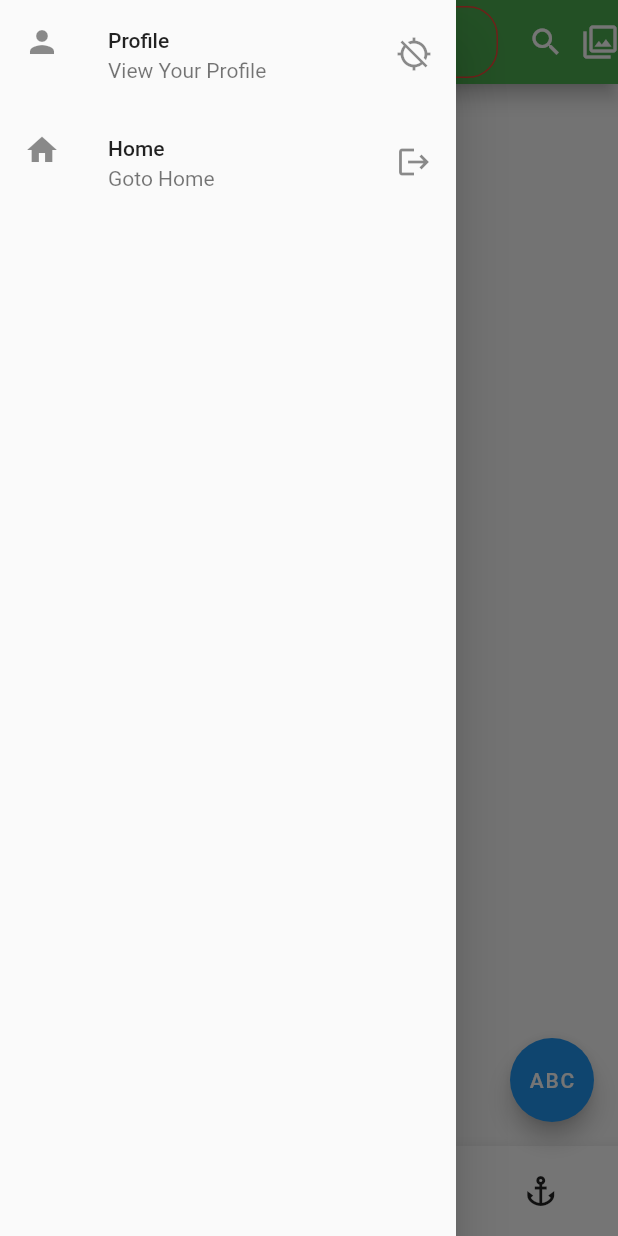
After one commit to arjunQ21/flutter-bootcamp, a Flutter app: the Page1 screen opened directly, after a tap on the "account balance" icon, on a phone screen of 412 x 824 dp. The commit adds this screen. Run offline on Flutter 3.47's test engine with Material 2 defaults, Android fonts, the phone set to English and light mode, and no system bars; network calls fail.

Commit message:
Day 4 End

```diff
--- a/day_03/lib/homework_day3.dart
+++ /dev/null
@@ -1,141 +0,0 @@
-import 'package:day03/homework_2.dart';
-import 'package:flutter/material.dart';
-
-void main() {
-  runApp(const CustomCard());
-}
-
-class CustomCard extends StatelessWidget {
-  const CustomCard({super.key});
-
-  @override
-  Widget build(BuildContext context) {
-    return MaterialApp(
-      home: HomeWork2(),
-      // home: Scaffold(
-      //   body: SafeArea(
-      //     child: Container(
-      //       margin: const EdgeInsets.symmetric(
-      //         horizontal: 24,
-      //       ),
-      //       decoration: BoxDecoration(
-      //         color: const Color(0xffF7F2F9),
-      //         borderRadius: BorderRadius.circular(24),
-      //       ),
-      //       child: Column(
-      //         mainAxisSize: MainAxisSize.min,
-      //         children: [
-      //           Container(
-      //             padding: const EdgeInsets.symmetric(
-      //               horizontal: 24,
-      //               vertical: 16,
-      //             ),
-      //             child: Row(
-      //               mainAxisAlignment: MainAxisAlignment.spaceBetween,
-      //               children: [
-      //                 Column(
-      //                   crossAxisAlignment: CrossAxisAlignment.start,
-      //                   children: const [
-      //                     Text(
-      //                       "Heading",
-      //                       style: TextStyle(
-      //                         fontWeight: FontWeight.bold,
-      //                         fontSize: 20,
-      //                       ),
-      //                     ),
-      //                     Text("Subhead"),
-      //                   ],
-      //                 ),
-      //                 Icon(Icons.more_vert),
-      //               ],
-      //             ),
-      //           ),
-      //           Image.asset('assets/scene.jpeg'),
-      //           Container(
-      //             padding: const EdgeInsets.symmetric(
-      //               horizontal: 24,
-      //               vertical: 16,
-      //             ),
-      //             child: Column(
-      //               crossAxisAlignment: CrossAxisAlignment.start,
-      //               children: [
-      //                 const Text(
-      //                   "Heading",
-      //                   style: TextStyle(
-      //                     fontWeight: FontWeight.bold,
-      //                     fontSize: 18,
-      //                   ),
-      //                 ),
-      //                 const SizedBox(
-      //                   height: 8,
-      //                 ),
-      //                 const Text(
-      //                   "Subhead",
-      //                   style: TextStyle(
-      //                     fontSize: 16,
-      //                   ),
-      //                 ),
-      //                 const SizedBox(
-      //                   height: 16,
-      //                 ),
-      //                 const Text(
-      //                   "lorem ipsum sdaf saf saf asf asd fasd fas lorem ipsum sdaf saf saf asf asd fasd fas lor",
-      //                 ),
-      //                 const SizedBox(
-      //                   height: 16,
-      //                 ),
-      //                 Row(
-      //                   mainAxisAlignment: MainAxisAlignment.end,
-      //                   children: [
-      //                     OutlinedButton(
-      //                       onPressed: () {},
-      //                       style: ButtonStyle(
-      //                         shape: MaterialStateProperty.all(
-      //                           RoundedRectangleBorder(
-      //                             borderRadius: BorderRadius.circular(16),
-      //                           ),
-      //                         ),
-      //                         side: MaterialStateProperty.all(
-      //                           const BorderSide(
-      //                             color: Colors.grey,
-      //                           ),
-      //                         ),
-      //                         foregroundColor: MaterialStateProperty.all(
-      //                           const Color(0xff6750A4),
-      //                         ),
-      //                       ),
-      //                       child: const Text("Enabled "),
-      //                     ),
-      //                     const SizedBox(
-      //                       width: 16,
-      //                     ),
-      //                     ElevatedButton(
-      //                       onPressed: () {},
-      //                       child: Text("Enabled"),
-      //                       style: ButtonStyle(
-      //                         shape: MaterialStateProperty.all(
-      //                           RoundedRectangleBorder(
-      //                             borderRadius: BorderRadius.circular(16),
-      //                           ),
-      //                         ),
-      //                         backgroundColor: MaterialStateProperty.all(
-      //                           const Color(0xff6750A4),
-      //                         ),
-      //                         foregroundColor: MaterialStateProperty.all(
-      //                           Colors.white,
-      //                         ),
-      //                       ),
-      //                     ),
-      //                   ],
-      //                 )
-      //               ],
-      //             ),
-      //           )
-      //         ],
-      //       ),
-      //     ),
-      //   ),
-      // ),
-    );
-  }
-}
--- a/day_03/lib/homework_2.dart
+++ b/day_03/lib/settings.dart
@@ -2,11 +2,11 @@
 
 import 'package:flutter/material.dart';
 
-class HomeWork2 extends StatelessWidget {
+class SettingsPage extends StatelessWidget {
   EdgeInsets bodyPadding = EdgeInsets.symmetric(horizontal: 8);
   SizedBox heightBox = SizedBox(height: 8);
 
-  HomeWork2({super.key});
+  SettingsPage({super.key});
   @override
   Widget build(BuildContext context) {
     return Scaffold(
--- /dev/null
+++ b/day_04/lib/main.dart
@@ -0,0 +1,18 @@
+import 'package:day_04/page1.dart';
+import 'package:day_04/page2.dart';
+import 'package:flutter/material.dart';
+
+void main() {
+  runApp(Day4());
+}
+
+class Day4 extends StatelessWidget {
+  const Day4({super.key});
+
+  @override
+  Widget build(BuildContext context) {
+    return MaterialApp(
+      home: Page1(),
+    );
+  }
+}
--- /dev/null
+++ b/day_04/lib/page1.dart
@@ -0,0 +1,143 @@
+import 'package:day_04/page2.dart';
+import 'package:flutter/material.dart';
+import 'package:flutter/src/widgets/container.dart';
+import 'package:flutter/src/widgets/framework.dart';
+
+final border = OutlineInputBorder(
+  borderRadius: BorderRadius.circular(20),
+  borderSide: BorderSide(
+    color: Colors.red,
+  ),
+);
+
+final GlobalKey<ScaffoldState> _scaffoldKey = GlobalKey<ScaffoldState>();
+
+class Page1 extends StatelessWidget {
+  const Page1({super.key});
+
+  @override
+  Widget build(BuildContext context) {
+    return Scaffold(
+      key: _scaffoldKey,
+
+      // appBar: SliverAppBar(
+
+      // ),
+      bottomNavigationBar: BottomAppBar(
+        child: Container(
+          height: 60,
+          child: Row(
+            mainAxisAlignment: MainAxisAlignment.spaceAround,
+            children: [
+              Icon(Icons.home),
+              Icon(Icons.person),
+              Icon(Icons.search),
+              Icon(Icons.anchor_outlined),
+            ],
+          ),
+        ),
+      ),
+      floatingActionButton: FloatingActionButton(
+          onPressed: () {
+            _scaffoldKey.currentState!.openDrawer();
+          },
+          child: Text("ABC")),
+      appBar: AppBar(
+        leading: InkWell(
+          child: Icon(Icons.account_balance),
+          onTap: () {
+            _scaffoldKey.currentState!.openDrawer();
+          },
+        ),
+        elevation: 5,
+        title: TextField(
+          onChanged: (value) {
+            print("Text Changed to: " + value);
+            // _scaffoldKey.currentState!.openDrawer();
+          },
+          style: TextStyle(color: Colors.white),
+          decoration: InputDecoration(
+            contentPadding: EdgeInsets.all(0),
+            border: border,
+            focusedBorder: border,
+            errorBorder: border,
+            enabledBorder: border,
+          ),
+        ),
+        backgroundColor: Colors.green,
+        centerTitle: true,
+        actions: [
+          IconButton(
+            icon: Icon(Icons.search),
+            onPressed: () {
+              print("Search Tapped");
+            },
+          ),
+          Icon(Icons.filter),
+        ],
+      ),
+      drawer: Drawer(
+        child: ListView(
+          children: [
+            Image.network(
+                "https://padxu.com/storage/images/site/logo-aiyana-200x.png"),
+            ListTile(
+              title: Text("Profile"),
+              subtitle: Text("View Your Profile"),
+              leading: Icon(Icons.person),
+              trailing: Icon(Icons.gps_off),
+              onTap: () {
+                print("Profile Tapped");
+              },
+            ),
+            ListTile(
+              title: Text("Home"),
+              subtitle: Text("Goto Home"),
+              leading: Icon(Icons.home),
+              trailing: Icon(Icons.logout),
+              onTap: () {
+                print("Home Tapped");
+              },
+            ),
+          ],
+        ),
+      ),
+      body: Center(
+        child: Column(
+          mainAxisAlignment: MainAxisAlignment.center,
+          children: [
+            Text("Page 1"),
+            SizedBox(height: 20),
+            InkWell(
+              onTap: () {
+                _scaffoldKey.currentState!.openDrawer();
+              },
+              child: Container(
+                height: 60,
+                width: 60,
+                decoration: BoxDecoration(
+                  color: Colors.red,
+                  borderRadius: BorderRadius.circular(150),
+                  boxShadow: [
+                    BoxShadow(
+                      color: Colors.black.withOpacity(0.3),
+                      blurRadius: 10,
+                      spreadRadius: 1,
+                      offset: Offset(0, 5),
+                    ),
+                  ],
+                ),
+              ),
+            ),
+            ElevatedButton(
+                onPressed: () {
+                  Navigator.of(context)
+                      .push(MaterialPageRoute(builder: (context) => Page2()));
+                },
+                child: Text("Goto page 2")),
+          ],
+        ),
+      ),
+    );
+  }
+}
```
Also changed, not shown: day_03/lib/homework.dart (+7 -1 lines), day_03/lib/main.dart (+14 -3 lines), day_04/analysis_options.yaml (added, +29 -0 lines), day_04/lib/page2.dart (added, +32 -0 lines), day_04/pubspec.yaml (added, +91 -0 lines), day_04/pubspec.lock (added), 60 other files.
